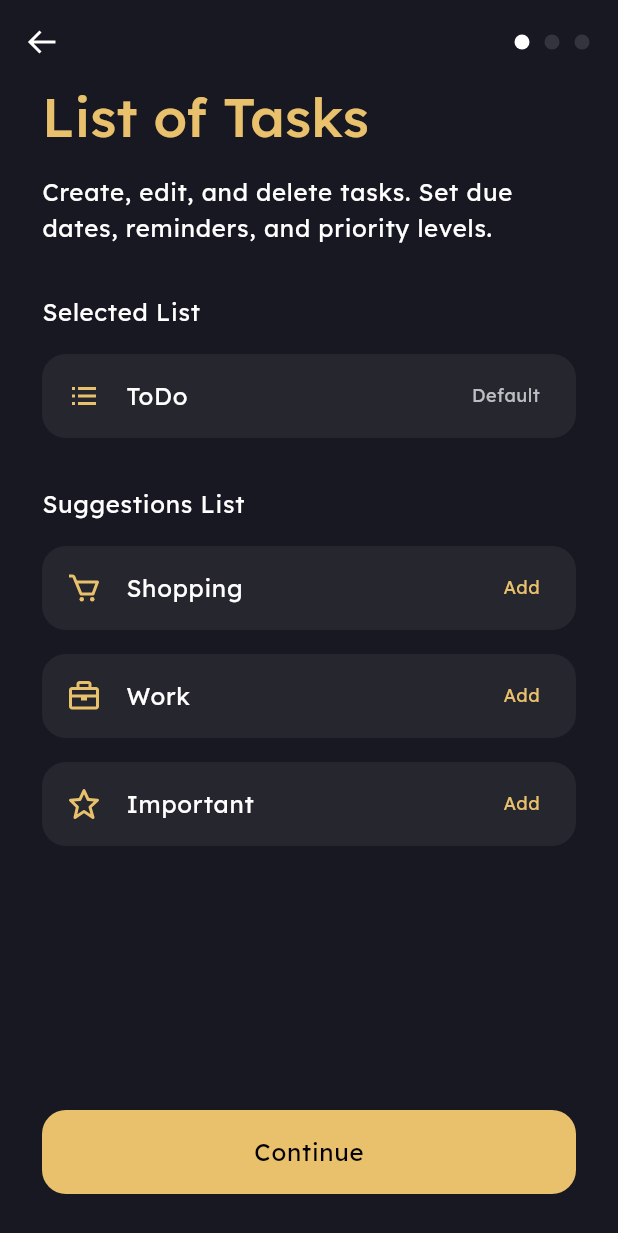
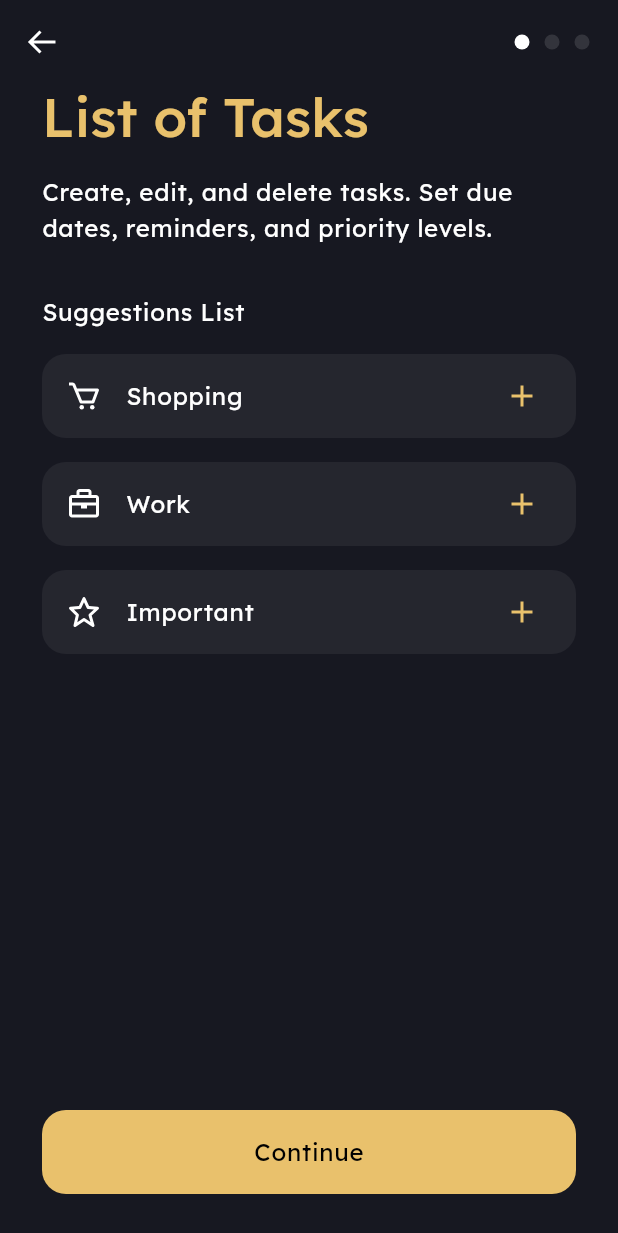
Before and after one commit to axelromandev/tasking_app, a Flutter app: the IntroSetupPage screen opened by its route, swiped to page 2, on a phone screen of 412 x 824 dp. Shown: the top 1233 px of the screen. Run offline on Flutter 3.47's test engine with Material 3 defaults, Android fonts, the phone set to English and light mode, and no system bars; our stand-ins replace calendar_date_picker2, file_picker, firebase_auth, firebase_core, flutter_local_notifications, flutter_riverpod and 15 more; missing offline and left inert: flex_color_picker, flutter_advanced_avatar, flutter_archive; accounts and stored records are empty; generated files the repository leaves out were written again.

```diff
--- a/lib/app/presentation/pages/intro_setup_page.dart
+++ b/lib/app/presentation/pages/intro_setup_page.dart
@@ -1,3 +1,5 @@
+import 'dart:io';
+
 import 'package:flutter/gestures.dart';
 import 'package:flutter/material.dart';
 import 'package:flutter_riverpod/flutter_riverpod.dart';
@@ -62,6 +64,8 @@ class IntroSetupPage extends ConsumerWidget {
     );
   }
 }
+
+// -----------------------------------------------------------------------
 
 class _IntroNotifications extends ConsumerWidget {
   @override
@@ -146,6 +150,8 @@ class _IntroNotifications extends ConsumerWidget {
   }
 }
 
+// -----------------------------------------------------------------------
+
 class _IntroTaskLists extends ConsumerWidget {
   @override
   Widget build(BuildContext context, WidgetRef ref) {
@@ -172,43 +178,34 @@ class _IntroTaskLists extends ConsumerWidget {
               style: style.bodyLarge,
             ),
             const Gap(defaultPadding * 2),
-            Text(
-              'Selected List',
-              style: style.bodyLarge,
+            if (provider.taskLists.isNotEmpty) ...[
+              Padding(
+                padding: const EdgeInsets.only(bottom: defaultPadding),
+                child: Text('Selected List', style: style.bodyLarge),
               ),
-            const Gap(defaultPadding),
               ...provider.taskLists.map(
                 (e) => Container(
                   margin: const EdgeInsets.only(bottom: defaultPadding),
                   child: ListTile(
-                  onTap:
-                      e.isDefault ? null : () => notifier.onRemoveTaskList(e),
+                    onTap: () => notifier.onRemoveTaskList(e),
                     shape: RoundedRectangleBorder(
                       borderRadius: BorderRadius.circular(defaultRadius),
                     ),
                     tileColor: Colors.white.withOpacity(0.06),
-                  iconColor: colors.primary,
                     leading: Icon(e.icon),
                     title: Text(e.title),
-                  trailing: e.isDefault
-                      ? Text('Default',
-                          style: style.bodySmall?.copyWith(
-                            color: Colors.white70,
-                          ))
-                      : Text('Remove',
-                          style: style.bodySmall?.copyWith(
-                            color: Colors.redAccent,
-                          )),
+                    trailing:
+                        const Icon(BoxIcons.bx_x, color: Colors.redAccent),
                   ),
                 ),
               ),
               const Gap(defaultPadding),
+            ],
             if (provider.suggestionsLists.isNotEmpty)
-              Text(
-                'Suggestions List',
-                style: style.bodyLarge,
+              Padding(
+                padding: const EdgeInsets.only(bottom: defaultPadding),
+                child: Text('Suggestions List', style: style.bodyLarge),
               ),
-            const Gap(defaultPadding),
             ...provider.suggestionsLists.map(
               (e) => Container(
                 margin: const EdgeInsets.only(bottom: defaultPadding),
@@ -218,13 +215,9 @@ class _IntroTaskLists extends ConsumerWidget {
                     borderRadius: BorderRadius.circular(defaultRadius),
                   ),
                   tileColor: Colors.white.withOpacity(0.06),
-                  iconColor: colors.primary,
                   leading: Icon(e.icon),
                   title: Text(e.title),
-                  trailing: Text('Add',
-                      style: style.bodySmall?.copyWith(
-                        color: colors.primary,
-                      )),
+                  trailing: Icon(BoxIcons.bx_plus, color: colors.primary),
                 ),
               ),
             ),
@@ -241,6 +234,8 @@ class _IntroTaskLists extends ConsumerWidget {
     );
   }
 }
+
+// -----------------------------------------------------------------------
 
 class _IntroCloudSync extends ConsumerWidget {
   @override
@@ -325,6 +320,7 @@ class _ActionsButtons extends ConsumerWidget {
                     textStyle: style.bodyLarge,
                     child: const Text('Log out'),
                   ),
+                  if (Platform.isAndroid) const Gap(defaultPadding),
                 ],
               ),
             ),
```
Also changed, not shown: lib/app/presentation/providers/intro_provider.dart (+8 -8 lines). Lines whose indentation alone changed are shown as unchanged.
